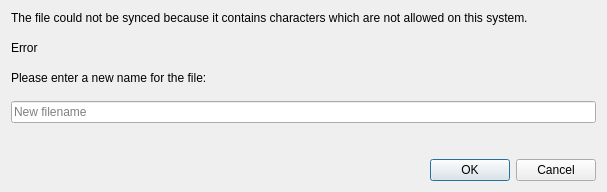
Qt form src/gui/invalidfilenamedialog.ui (nextmcloud/desktop) before a commit.
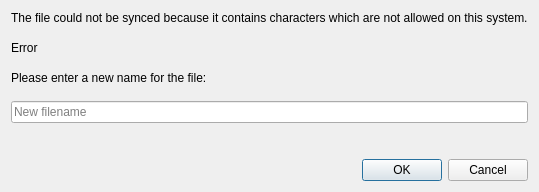
The same form after that commit.

```diff
--- a/src/gui/invalidfilenamedialog.ui
+++ b/src/gui/invalidfilenamedialog.ui
@@ -6,7 +6,7 @@
    <rect>
     <x>0</x>
     <y>0</y>
-    <width>607</width>
+    <width>411</width>
     <height>192</height>
    </rect>
   </property>
```
